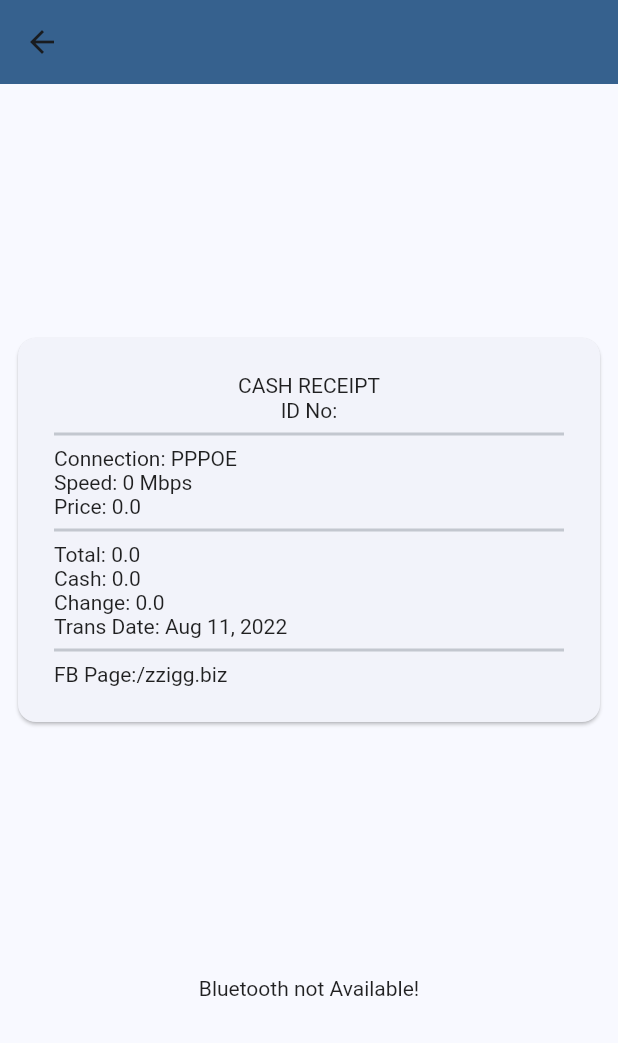
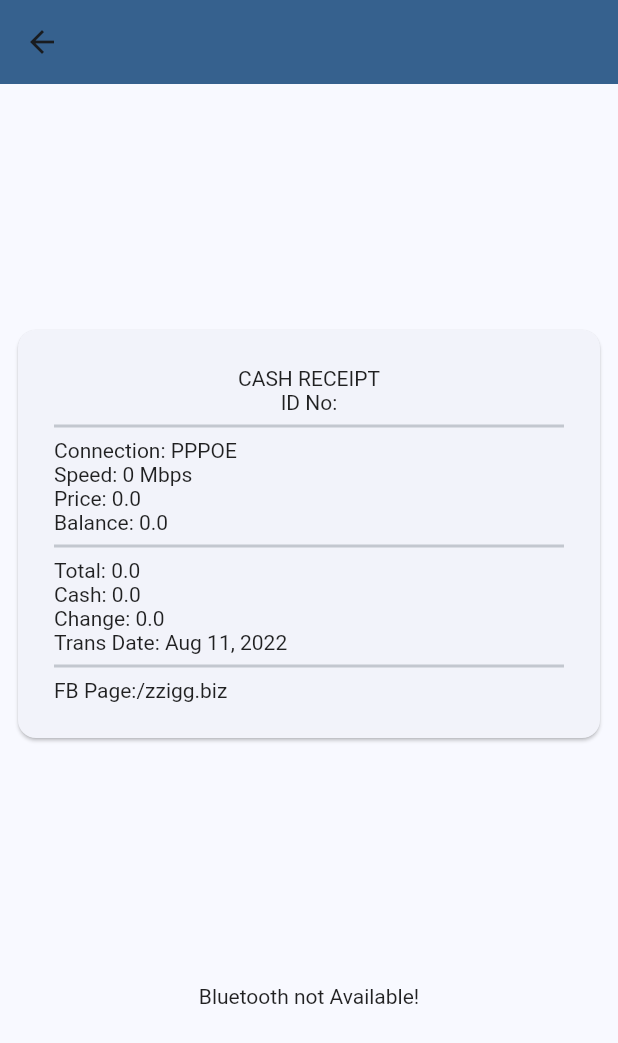
Before and after one commit to Jeff09github/receipt-app, a Flutter app: the ReceiptView screen opened directly with empty values, on a phone screen of 412 x 824 dp. Shown: the top 1043 px of the screen. Run offline on Flutter 3.47's test engine with Material 2 defaults, Android fonts, the phone set to English and light mode, and no system bars; our stand-ins replace bloc, cloud_firestore, equatable, firebase_core, flutter_bloc, go_router and 1 more; missing offline and left inert: blue_thermal_printer; accounts and stored records are empty.

Commit message:
add balance in payment

```diff
--- a/lib/src/features/payments/bloc/payments_bloc.dart
+++ b/lib/src/features/payments/bloc/payments_bloc.dart
@@ -18,6 +18,7 @@ class PaymentsBloc extends Bloc<PaymentsEvent, PaymentsState> {
     on<AddNewPayment>(_onAddNewPayment);
     on<ToggleDialog>(_onToggleDialog);
     on<SetAmount>(_onSetAmount);
+    on<SetBalance>(_onSetBalance);
   }
 
   final FirestoreDatabaseRepository firestoreDatabaseRepository;
@@ -30,6 +31,7 @@ class PaymentsBloc extends Bloc<PaymentsEvent, PaymentsState> {
       final payment = Payment(
         customerId: customerId,
         dateCreated: DateTime.now(),
+        balance: double.parse(state.balance),
         amount: double.parse(state.amount),
       );
       await firestoreDatabaseRepository.setPayment(payment: payment);
@@ -57,6 +59,11 @@ class PaymentsBloc extends Bloc<PaymentsEvent, PaymentsState> {
     emit(state.copyWith(status: PaymentsStatus.success, amount: event.amount));
   }
 
+  FutureOr<void> _onSetBalance(SetBalance event, Emitter<PaymentsState> emit) {
+    emit(
+        state.copyWith(status: PaymentsStatus.success, balance: event.balance));
+  }
+
   FutureOr<void> _onToggleDialog(
       ToggleDialog event, Emitter<PaymentsState> emit) {
     emit(state.copyWith(
--- a/lib/src/features/payments/bloc/payments_event.dart
+++ b/lib/src/features/payments/bloc/payments_event.dart
@@ -26,3 +26,11 @@ class SetAmount extends PaymentsEvent {
   @override
   List<Object> get props => [amount];
 }
+
+class SetBalance extends PaymentsEvent {
+  const SetBalance({required this.balance});
+  final String balance;
+
+  @override
+  List<Object> get props => [balance];
+}
--- a/lib/src/features/payments/bloc/payments_state.dart
+++ b/lib/src/features/payments/bloc/payments_state.dart
@@ -6,27 +6,31 @@ class PaymentsState extends Equatable {
   const PaymentsState({
     this.status = PaymentsStatus.initial,
     this.payments = const [],
+    this.balance = '0.0',
     this.amount = '0.0',
     this.showDialog = false,
   });
 
   final PaymentsStatus status;
   final List<Payment> payments;
+  final String balance;
   final String amount;
   final bool showDialog;
 
   PaymentsState copyWith(
           {PaymentsStatus? status,
           List<Payment>? payments,
+          String? balance,
           String? amount,
           bool? showDialog}) =>
       PaymentsState(
         status: status ?? this.status,
         payments: payments ?? this.payments,
+        balance: balance ?? this.balance,
         amount: amount ?? this.amount,
         showDialog: showDialog ?? this.showDialog,
       );
 
   @override
-  List<Object> get props => [status, payments, amount, showDialog];
+  List<Object> get props => [status, payments, balance, amount, showDialog];
 }
--- a/lib/src/features/receipt/view/receipt_page.dart
+++ b/lib/src/features/receipt/view/receipt_page.dart
@@ -84,13 +84,15 @@ class ReceiptCard extends StatelessWidget {
               const Text('Connection: PPPOE'),
               Text('Speed: ${receiptDetails.profile.speed} Mbps'),
               Text('Price: ${receiptDetails.profile.price}'),
+              Text('Balance: ${receiptDetails.payment.balance}'),
               const Divider(
                 thickness: 2.0,
               ),
-              Text('Total: ${receiptDetails.profile.price}'),
+              Text(
+                  'Total: ${receiptDetails.profile.price + receiptDetails.payment.balance}'),
               Text('Cash: ${receiptDetails.payment.amount}'),
               Text(
-                  'Change: ${receiptDetails.profile.price - receiptDetails.payment.amount}'),
+                  'Change: ${(receiptDetails.profile.price + receiptDetails.payment.balance) - receiptDetails.payment.amount}'),
               Text(
                   'Trans Date: ${DateFormat.yMMMd('en_US').format(receiptDetails.payment.dateCreated)}'),
               const Divider(
--- a/lib/src/shared/classes/payment.dart
+++ b/lib/src/shared/classes/payment.dart
@@ -6,6 +6,7 @@ class Payment extends Equatable {
     String? id,
     required this.customerId,
     required this.dateCreated,
+    required this.balance,
     required this.amount,
   })  : assert(id == null || id.isNotEmpty),
         id = id ?? const Uuid().v4();
@@ -13,18 +14,21 @@ class Payment extends Equatable {
   final String id;
   final String customerId;
   final DateTime dateCreated;
+  final double balance;
   final double amount;
 
   Payment copyWith(
     String? id,
     String? customerId,
     DateTime? dateCreated,
+    double? balance,
     double? amount,
   ) =>
       Payment(
         id: id ?? this.id,
         customerId: customerId ?? this.customerId,
         dateCreated: dateCreated ?? this.dateCreated,
+        balance: balance ?? this.balance,
         amount: amount ?? this.amount,
       );
 
@@ -32,6 +36,7 @@ class Payment extends Equatable {
         id: json['id'],
         customerId: json['customerId'],
         dateCreated: DateTime.parse(json['dateCreated'] as String),
+        balance: json['balance'] ?? 0.0,
         amount: json['amount'],
       );
 
@@ -39,9 +44,10 @@ class Payment extends Equatable {
         'id': id,
         'customerId': customerId,
         'dateCreated': dateCreated.toIso8601String(),
+        'balance': balance,
         'amount': amount,
       };
 
   @override
-  List<Object?> get props => [id, customerId, dateCreated, amount];
+  List<Object?> get props => [id, customerId, dateCreated, balance, amount];
 }
```
Also changed, not shown: lib/src/features/payments/view/payments_page.dart (+20 -1 lines).
